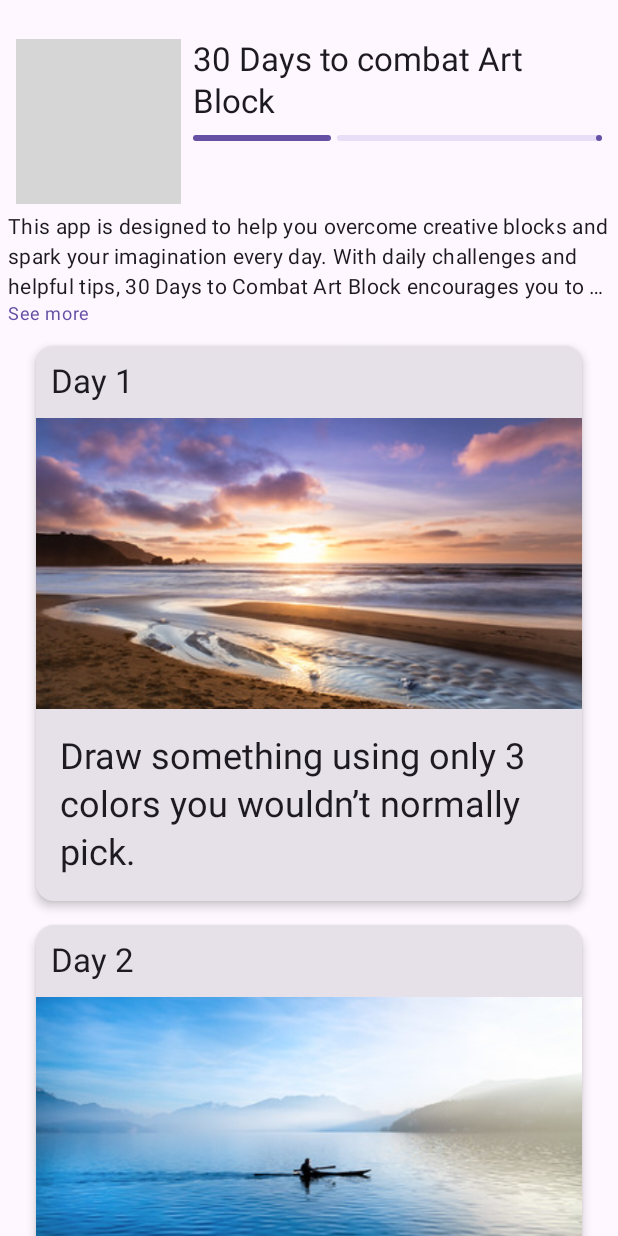
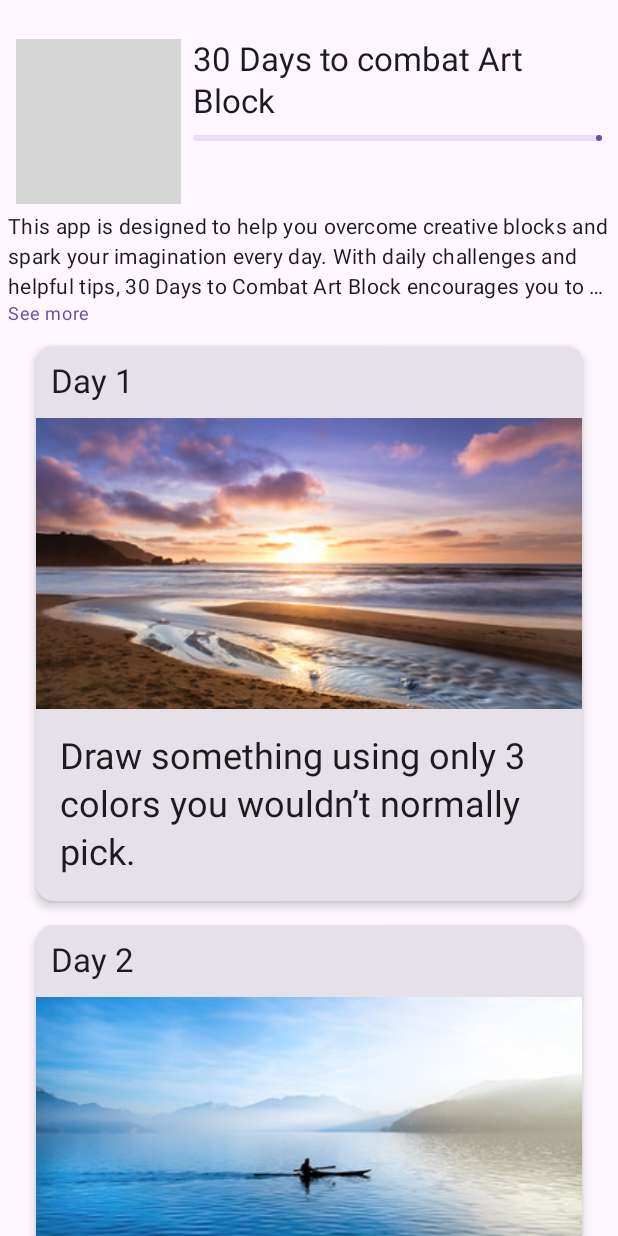
Before and after one commit to Vikyyz/30-days-app, an Android app built with Jetpack Compose: the screen it shows after launch (MainActivity), on a phone screen of 412 x 824 dp. Run offline under Robolectric (Android 15) with nearby library versions, the phone set to English and light mode, and no system bars; grey boxes are pictures that could not be loaded.

```diff
--- a/app/src/main/java/com/example/a30daysapp/MainActivity.kt
+++ b/app/src/main/java/com/example/a30daysapp/MainActivity.kt
@@ -11,6 +11,7 @@ import androidx.compose.foundation.layout.Arrangement
 import androidx.compose.foundation.layout.Box
 import androidx.compose.foundation.layout.Column
 import androidx.compose.foundation.layout.Row
+import androidx.compose.foundation.layout.fillMaxSize
 import androidx.compose.foundation.layout.fillMaxWidth
 import androidx.compose.foundation.layout.height
 import androidx.compose.foundation.layout.padding
@@ -93,10 +94,17 @@ fun TipsCard(
             enableDismissFromEndToStart = true,
             enableDismissFromStartToEnd = false,
             backgroundContent = {
-                Box {
+                Box(
+                    modifier = Modifier
+                        .fillMaxSize()
+                        .padding(end = 16.dp),
+                    contentAlignment = Alignment.CenterEnd,
+                )
+                {
                     Icon(
                         imageVector = Icons.Default.Delete,
                         contentDescription = "Delete tip",
+                        modifier = Modifier.size(64.dp)
                     )
                 }
             }
@@ -134,11 +142,13 @@ private fun TipsList(tipsList: List<Tip>, onDelete: (Tip) -> Unit, modifier: Mod
         horizontalArrangement = Arrangement.SpaceEvenly
     ) {
         item (span = { GridItemSpan(this.maxLineSpan) }) {
-            ArtBlockDetailsHeaderItem()
+            ArtBlockDetailsHeaderItem(
+                totalTips = 10,
+                remainingTips = tipsList.size,
+            )
         }
 
         items(tipsList, key = { it.stringResourceId }) { tip ->
-            // Aceasta este într-un context @Composable, deci remember funcționează
             val dismissState = rememberSwipeToDismissBoxState(
                 confirmValueChange = { value ->
                     if (value == SwipeToDismissBoxValue.EndToStart) {
@@ -159,7 +169,12 @@ private fun TipsList(tipsList: List<Tip>, onDelete: (Tip) -> Unit, modifier: Mod
     }
 }
 @Composable
-fun ArtBlockDetailsHeaderItem(modifier: Modifier = Modifier) {
+fun ArtBlockDetailsHeaderItem(
+    totalTips: Int,
+    remainingTips: Int,
+    modifier: Modifier = Modifier
+) {
+    val progress = 1f - (remainingTips.toFloat() / totalTips.toFloat())
 //    Header - Entire header
     Column(
         modifier = modifier.padding(5.dp),
@@ -188,9 +203,7 @@ fun ArtBlockDetailsHeaderItem(modifier: Modifier = Modifier) {
                     style = MaterialTheme.typography.titleLarge,
                 )
                 LinearProgressIndicator(
-                    progress = {
-                        0.33f
-                    },
+                    progress = progress,
                     modifier = Modifier
                         .fillMaxWidth()
                         .padding(top = 8.dp),
```
